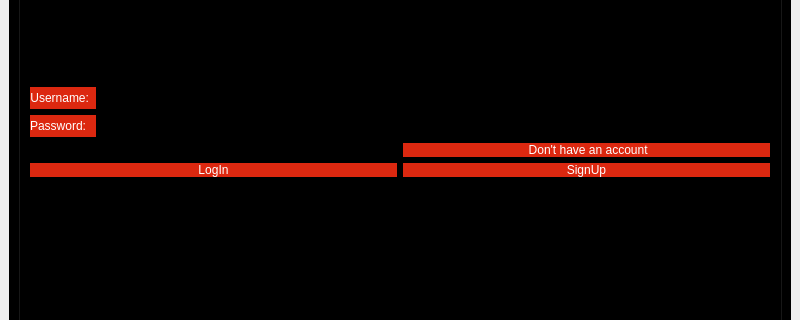
This is Log/mainwindow.ui in Ragab21/AI-XO as Qt 5 draws it before an edit; both pictures show x 0 to 800 and y 171 to 491 of the 800 by 611 pixel window. The edited form follows.
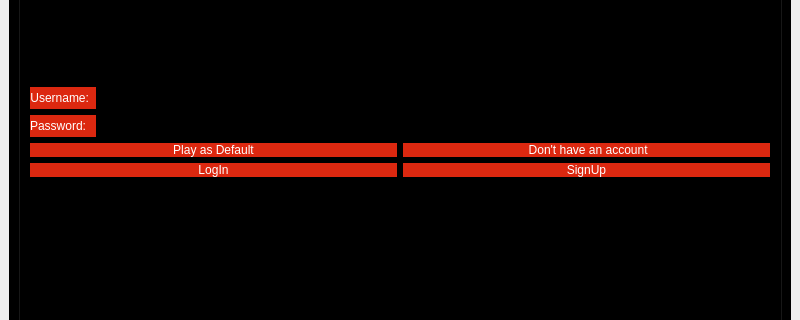
This is the edited form. The open tabs and pages were chosen to show the change.

The edit to the form file:
```diff
--- a/Log/mainwindow.ui
+++ b/Log/mainwindow.ui
@@ -113,21 +113,18 @@
              </item>
              <item>
               <layout class="QGridLayout" name="gridLayout_2">
-               <item row="0" column="0">
-                <spacer name="horizontalSpacer">
-                 <property name="orientation">
-                  <enum>Qt::Vertical</enum>
+               <item row="1" column="1">
+                <widget class="QPushButton" name="pushButton_SignUp">
+                 <property name="styleSheet">
+                  <string notr="true">color: rgb(255, 255, 255);
+background-color: rgb(220, 40, 16);
+border: none;
+font: 14pt &quot;My Puma&quot;;</string>
                  </property>
-                 <property name="sizeType">
-                  <enum>QSizePolicy::Fixed</enum>
+                 <property name="text">
+                  <string>SignUp</string>
                  </property>
-                 <property name="sizeHint" stdset="0">
-                  <size>
-                   <width>20</width>
-                   <height>13</height>
-                  </size>
-                 </property>
-                </spacer>
+                </widget>
                </item>
                <item row="0" column="1">
                 <widget class="QLabel" name="label_3">
@@ -158,8 +155,8 @@
                  </property>
                 </widget>
                </item>
-               <item row="1" column="1">
-                <widget class="QPushButton" name="pushButton_SignUp">
+               <item row="0" column="0">
+                <widget class="QPushButton" name="Defaultb">
                  <property name="styleSheet">
                   <string notr="true">color: rgb(255, 255, 255);
 background-color: rgb(220, 40, 16);
@@ -167,7 +164,7 @@
 font: 14pt &quot;My Puma&quot;;</string>
                  </property>
                  <property name="text">
-                  <string>SignUp</string>
+                  <string>Play as Default</string>
                  </property>
                 </widget>
                </item>
```
Left out of the diff: 2 changed lines with no effect on the pictures.
